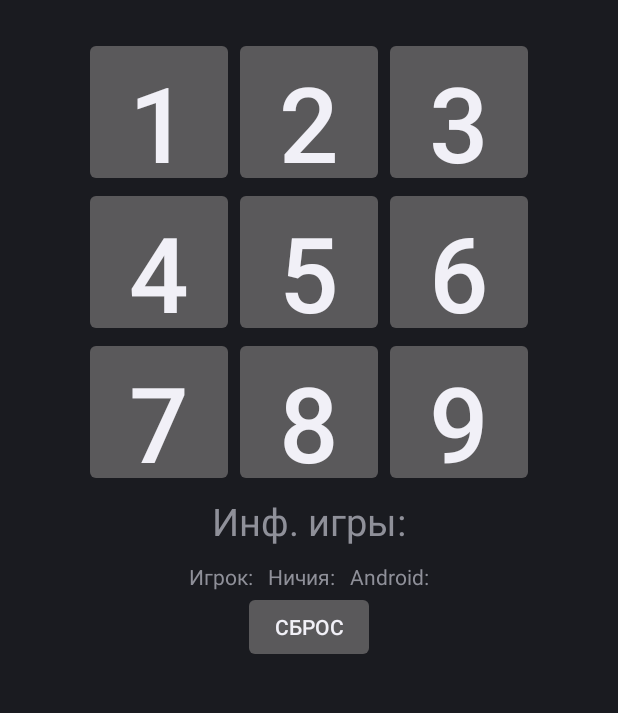
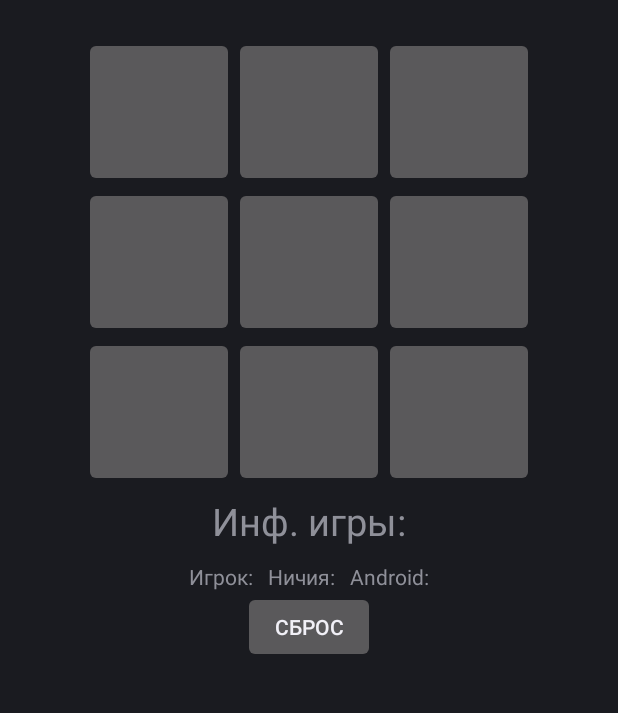
Before and after one commit to mskalash/TicTacToe, an Android app: the layout main.xml on its own in the app's theme, with its tools: preview values and no code run, on a phone screen of 412 x 824 dp, the part 62-775 px from its top. Run offline under Robolectric (Android 15) with nearby library versions, the phone set to English and light mode, and no system bars.

Commit message:
Create Image Button and TextView

```diff
--- a/app/src/main/res/layout/main.xml
+++ b/app/src/main/res/layout/main.xml
@@ -16,25 +16,25 @@
             android:layout_height="wrap_content"
             android:gravity="center_horizontal" >
 
-            <Button
+            <ImageButton
                 android:id="@+id/one"
                 android:layout_width="100dp"
                 android:layout_height="100dp"
-                android:text="@string/one"
+
                 android:textSize="70dp" />
 
-            <Button
+            <ImageButton
                 android:id="@+id/two"
                 android:layout_width="100dp"
                 android:layout_height="100dp"
-                android:text="@string/two"
+
                 android:textSize="70dp" />
 
-            <Button
+            <ImageButton
                 android:id="@+id/three"
                 android:layout_width="100dp"
                 android:layout_height="100dp"
-                android:text="@string/three"
+
                 android:textSize="70dp" />
         </TableRow>
 
@@ -44,25 +44,25 @@
             android:layout_height="wrap_content"
             android:gravity="center_horizontal" >
 
-            <Button
+            <ImageButton
                 android:id="@+id/four"
                 android:layout_width="100dp"
                 android:layout_height="100dp"
-                android:text="@string/four"
+
                 android:textSize="70dp" />
 
-            <Button
+            <ImageButton
                 android:id="@+id/five"
                 android:layout_width="100dp"
                 android:layout_height="100dp"
-                android:text="@string/five"
+
                 android:textSize="70dp" />
 
-            <Button
+            <ImageButton
                 android:id="@+id/six"
                 android:layout_width="100dp"
                 android:layout_height="100dp"
-                android:text="@string/six"
+
                 android:textSize="70dp" />
         </TableRow>
 
@@ -72,25 +72,25 @@
             android:layout_height="wrap_content"
             android:gravity="center_horizontal" >
 
-            <Button
+            <ImageButton
                 android:id="@+id/seven"
                 android:layout_width="100dp"
                 android:layout_height="100dp"
-                android:text="@string/seven"
+
                 android:textSize="70dp" />
 
-            <Button
+            <ImageButton
                 android:id="@+id/eight"
                 android:layout_width="100dp"
                 android:layout_height="100dp"
-                android:text="@string/eight"
+
                 android:textSize="70dp" />
 
-            <Button
+            <ImageButton
                 android:id="@+id/nine"
                 android:layout_width="100dp"
                 android:layout_height="100dp"
-                android:text="@string/nine"
+
                 android:textSize="70dp" />
         </TableRow>
     </TableLayout>
@@ -160,4 +160,6 @@
         android:text="Сброс"
         android:id="@+id/new1"
         android:layout_gravity="center_horizontal" />
+
+
 </LinearLayout>
```
